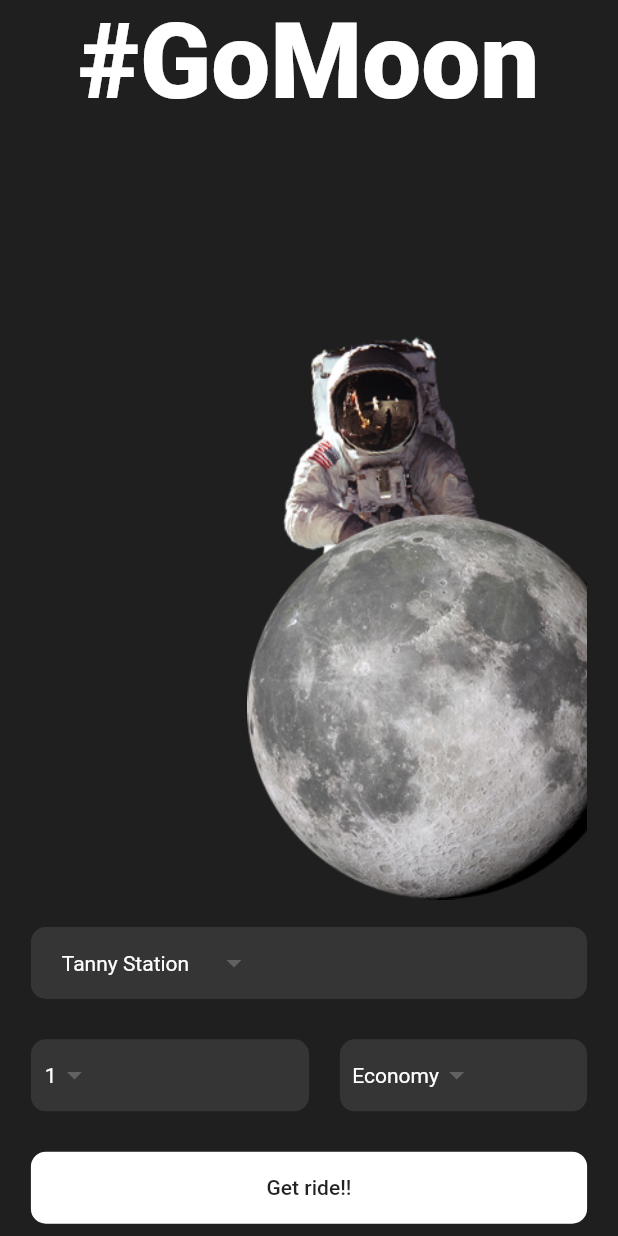
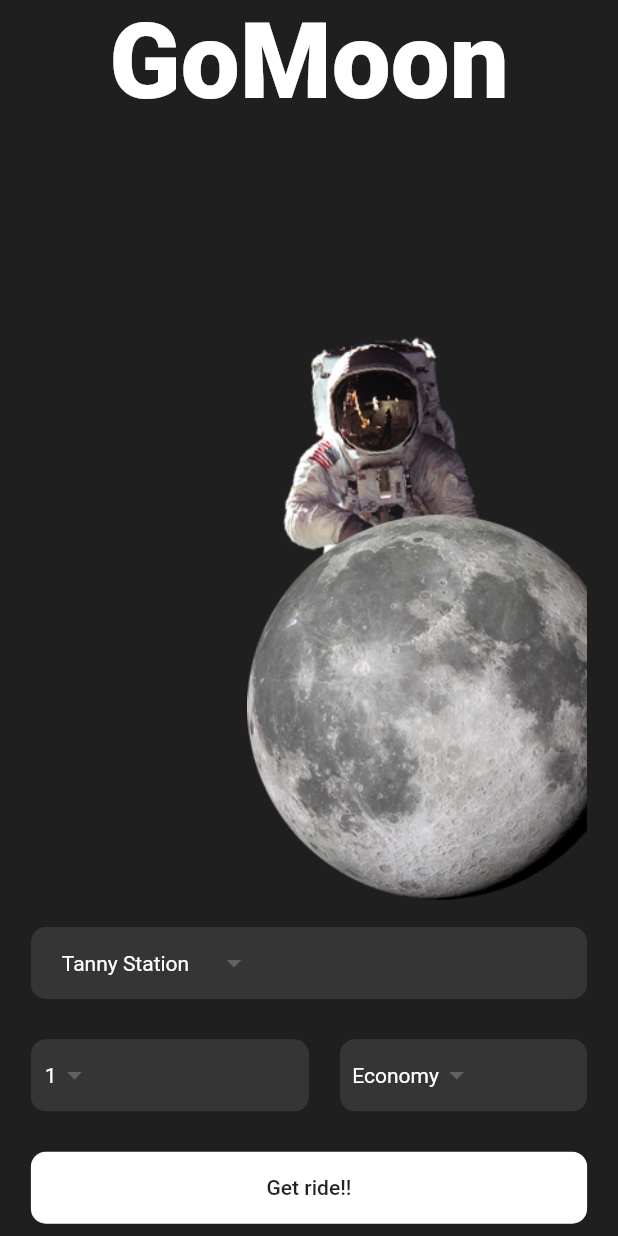
Before and after one commit to Panitnun-6243/flutter_go_moon_app, a Flutter app: the screen it shows after launch, on a phone screen of 412 x 824 dp. Run offline on Flutter 3.47's test engine with Material 2 defaults, Android fonts, the phone set to English and light mode, and no system bars.

Commit message:
Clean project and Update reaadme file

```diff
--- a/lib/pages/home_page.dart
+++ b/lib/pages/home_page.dart
@@ -42,7 +42,7 @@ class HomePage extends StatelessWidget {
 
   Widget _pageTitle() {
     return const Text(
-      "#GoMoon",
+      "GoMoon",
       style: TextStyle(
           color: Colors.white, fontSize: 70, fontWeight: FontWeight.w800),
     );
```
Also changed, not shown: assets/images/goMoonPic.png (added), 1 other file.
